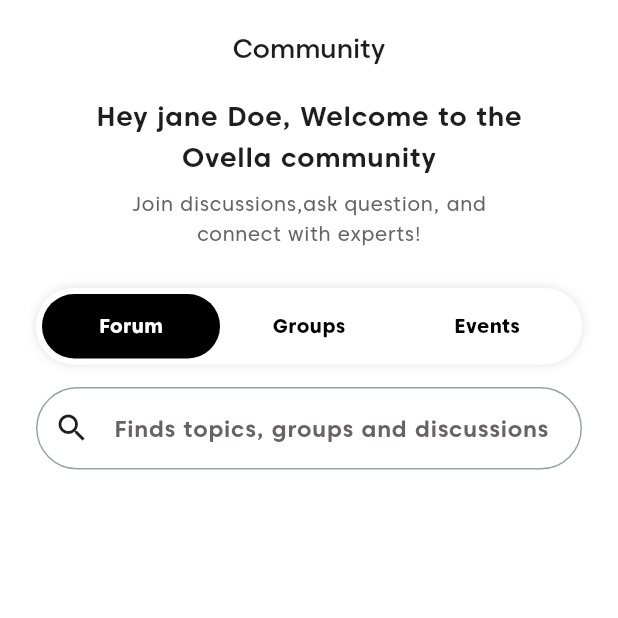
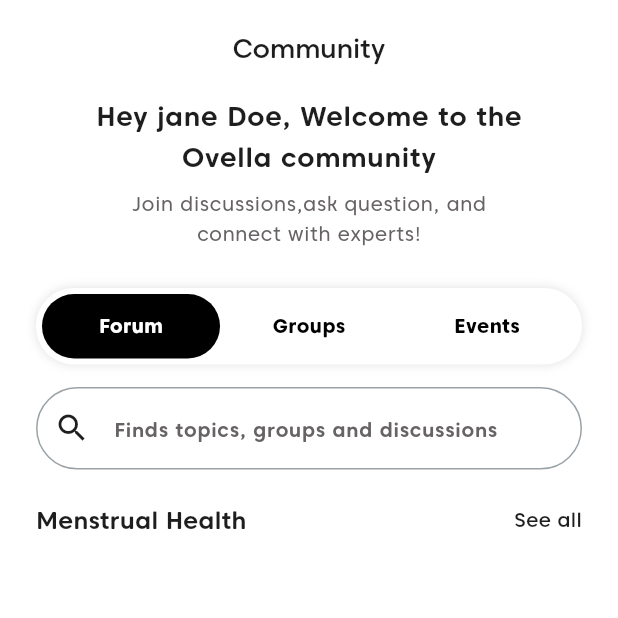
Before and after one commit to salmanbashar1009/ovella_period_tracker_app, a Flutter app: the screen it shows after launch, on a phone screen of 412 x 824 dp, the top half of it. Run offline on Flutter 3.47's test engine with Material 3 defaults, Android fonts, the phone set to English and light mode, and no system bars; our stand-ins replace flutter_screenutil, hive_flutter; accounts and stored records are empty.

Commit message:
community page and bars

```diff
--- a/lib/view/community_screen/screen/community_screen.dart
+++ b/lib/view/community_screen/screen/community_screen.dart
@@ -73,7 +73,21 @@ class CommunityScreen extends StatelessWidget {
         //-----------search-------------------------------------------------------
                  TextFormField(
                  decoration: inputDecoration(context,"Finds topics, groups and discussions",null,Icon(Icons.search),120.0)
-                 )
+                 ),
+                 SizedBox(height: 24.h,),
+        //-----------catagory section----------------------------------------------
+        Row(children:[
+                 Text("Menstrual Health",
+                 style: Theme.of(context).textTheme.bodyMedium?.copyWith(
+                  fontSize: 17.sp,
+                  fontWeight: FontWeight.w600
+                 ),),
+                  Expanded(child: SizedBox()),
+                 Text("See all")
+        ]
+
+        ),
+
 
             ],
           ),
--- a/lib/view/community_screen/widget/inputDecoration.dart
+++ b/lib/view/community_screen/widget/inputDecoration.dart
@@ -1,4 +1,5 @@
 import 'package:flutter/material.dart';
+import 'package:flutter_screenutil/flutter_screenutil.dart';
 
 InputDecoration inputDecoration(
     BuildContext context,
@@ -10,18 +11,25 @@ InputDecoration inputDecoration(
     fillColor:Color(0xffffffff),
     enabledBorder: OutlineInputBorder(
         borderRadius: BorderRadius.circular(val ?? 16),
-        borderSide: BorderSide(color: Color(0xFF9BA2A7))),
+        borderSide: BorderSide(
+          color: Color(0xFF9BA2A7)
+          )),
     focusedBorder: OutlineInputBorder(
         borderRadius: BorderRadius.circular(val ?? 16),
         borderSide: BorderSide(
-          color: Color.fromARGB(255, 251, 18, 220)
+            color: Color(0xFF9BA2A7)
+          // color: Color.fromARGB(255, 251, 18, 220)
           )),
     errorBorder: OutlineInputBorder(
         borderRadius: BorderRadius.circular(val ?? 16),
-        borderSide: BorderSide(color: Color(0xFF9BA2A7))),
+        borderSide: BorderSide(
+          color: Color(0xFF9BA2A7)
+          )),
     prefixIcon: preffix,
     suffixIcon: suffixIcon,
     hintText:text ?? "",
-    hintStyle: TextStyle(color: Color(0xff676364))
+    hintStyle: TextStyle(color: Color(0xff676364),
+    fontSize: 14.sp
+    )
   );
 }
```
